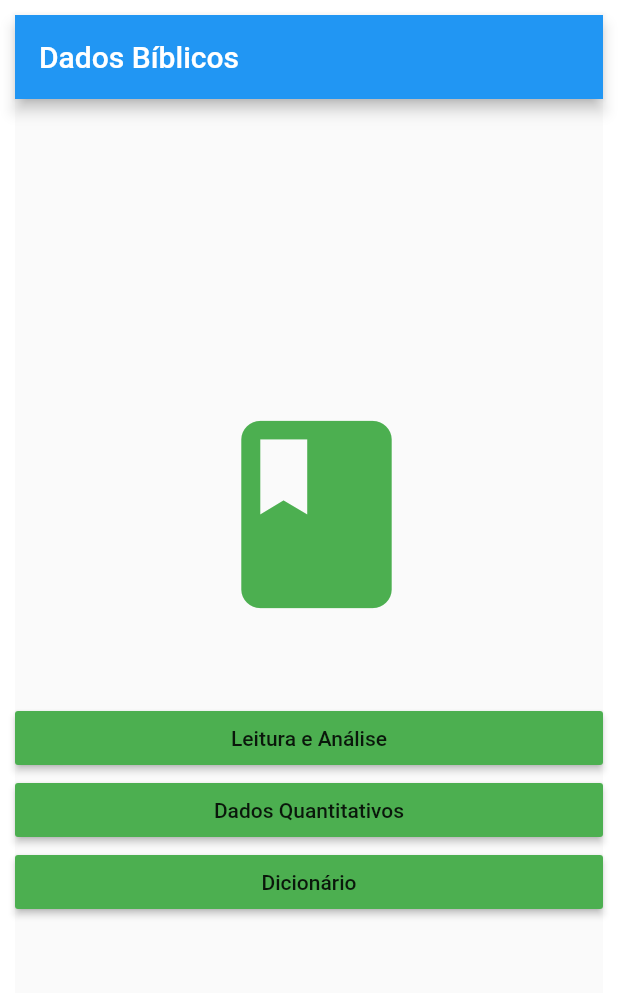
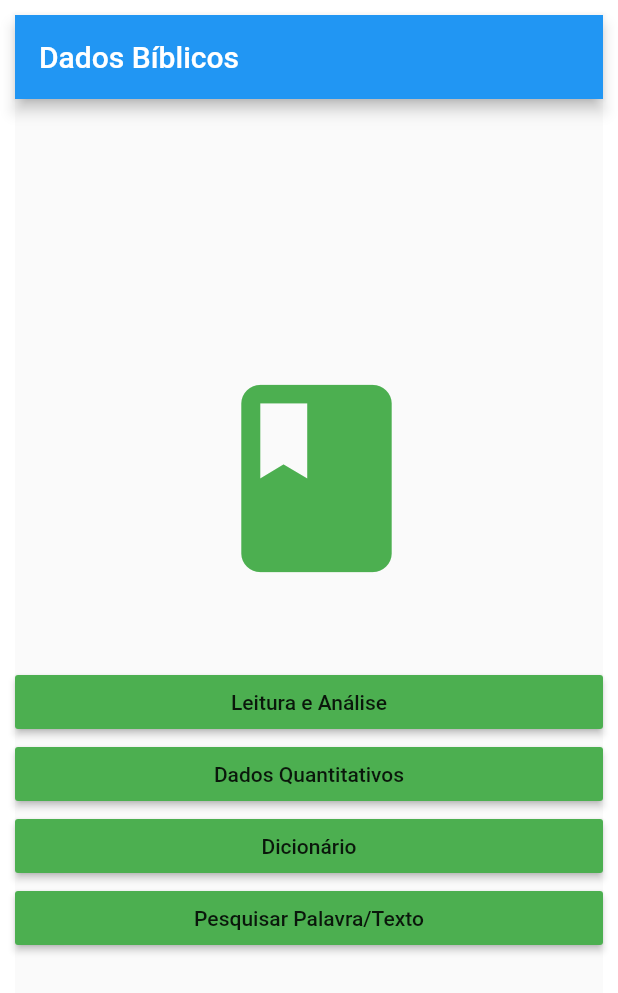
Before and after one commit to seupaulao/projetos-flutter, a Flutter app: the screen it shows after launch, on a phone screen of 412 x 824 dp. Shown: the top 993 px of the screen. Run offline on Flutter 3.47's test engine with Material 2 defaults, Android fonts, the light colour scheme and no system bars.

Commit message:
criado tela pesquisar, colocando objetivo de cada tela

```diff
--- a/dados_biblicos/lib/dicionario.dart
+++ b/dados_biblicos/lib/dicionario.dart
@@ -1,4 +1,6 @@
 import 'package:flutter/material.dart';
+
+//dicionário : buscar no catálogo ou buscar palavra
 
 class TelaDicionario extends StatelessWidget {
   @override
--- a/dados_biblicos/lib/leitura.dart
+++ b/dados_biblicos/lib/leitura.dart
@@ -1,4 +1,14 @@
 import 'package:flutter/material.dart';
+
+/**
+ * leitura e analise : realizar a leitura e ao clicar no verso a análise:
+   1. referência cruzada
+   2. referência strong do verso com análise gramatical e de possiveis significados
+   3. analisar verso, buscar no dicionário
+   4. contar quantidade de palavras no original grego
+   5. contar quantidade de palavras na versão blv
+ *
+ */
 
 class TelaLeitura extends StatelessWidget {
   @override
--- a/dados_biblicos/lib/main.dart
+++ b/dados_biblicos/lib/main.dart
@@ -2,7 +2,7 @@ import 'package:flutter/material.dart';
 import 'leitura.dart';
 import 'quantitativo.dart';
 import 'dicionario.dart';
-import 'dart:convert';
+import 'pesquisar.dart';
 
 void main() {
   runApp(
@@ -14,37 +14,12 @@ void main() {
         '/leitura':(context) => TelaLeitura() ,
         '/quantitativo':(context) => TelaQuantitativo() ,
         '/dicionario':(context) => TelaDicionario() ,
+        '/pesquisar':(context) => TelaPesquisar() ,
       },
     )
   );
 }
 
-/*
-leitura e analise : realizar a leitura e ao clicar no verso a análise:
-   1. referência cruzada
-   2. referência strong do verso com análise gramatical e de possiveis significados
-   3. analisar verso, buscar no dicionário
-   4. contar quantidade de palavras no original grego
-   5. contar quantidade de palavras na versão blv
-
-dados quantitativos : resumo quantitativo da biblia
-
-  1. Numero de livros
-  2. Numero de capitulos
-  3. Numero de versos
-  4. Numero de palavras
-  5. Lista
-        Livro     numero de capitulos    numero de versos     numero de palavras
-  6. Maior livro     numero de capitulos     numero de versos
-  7. Menor livro     numero de capitulos     numero de versos
-  8. Maior capitulo     numero de versos     numero de palavras
-  9. Menor capitulo     numero de versos     numero de palavras
-  10. Maior verso
-  11. Menor verso
-
-dicionário : buscar no catálogo ou buscar palavra
-
- */
 class TelaInicial extends StatelessWidget {
   @override
   Widget build(BuildContext context) {
@@ -85,6 +60,13 @@ class TelaInicial extends StatelessWidget {
                   Navigator.pushNamed(context, '/dicionario');
               },
             ),
+            RaisedButton(
+              color: Colors.green,
+              child: Text('Pesquisar Palavra/Texto'),
+              onPressed: () {
+                 Navigator.pushNamed(context, '/pesquisar');
+              },
+            )
           ],
         ),
         )
--- /dev/null
+++ b/dados_biblicos/lib/pesquisar.dart
@@ -0,0 +1,27 @@
+
+import 'package:flutter/material.dart';
+
+/*
+pesquisar palavra/texto : buscar na biblia palavras ou textos
+   - resultado
+         antigo testamento  - quantitativo
+         novo   testamento  - quantitativo
+         - habilitar função compartilhar resultado
+         Ao clicar no resultado
+               listar livro  - quantitativo
+               listar livro  - quantitativo
+               - habilitar função compartilhar resultado
+         Ao clicar no livro
+                - exibir versos do livro afetado pela busca
+                - destacar a busca em negrito
+                - habilitar função compartilhar
+
+*/
+class TelaPesquisar extends StatelessWidget {
+  @override
+  Widget build(BuildContext context) {
+    return Container(
+
+    );
+  }
+}
--- a/dados_biblicos/lib/quantitativo.dart
+++ b/dados_biblicos/lib/quantitativo.dart
@@ -1,4 +1,23 @@
 import 'package:flutter/material.dart';
+
+/*
+dados quantitativos : resumo quantitativo da biblia
+
+  1. Numero de livros
+  2. Numero de capitulos
+  3. Numero de versos
+  4. Numero de palavras
+  5. Lista
+        Livro     numero de capitulos    numero de versos     numero de palavras
+  6. Maior livro     numero de capitulos     numero de versos
+  7. Menor livro     numero de capitulos     numero de versos
+  8. Maior capitulo     numero de versos     numero de palavras
+  9. Menor capitulo     numero de versos     numero de palavras
+  10. Maior verso
+  11. Menor verso
+
+ */
+
 
 class TelaQuantitativo extends StatelessWidget {
   @override
```
